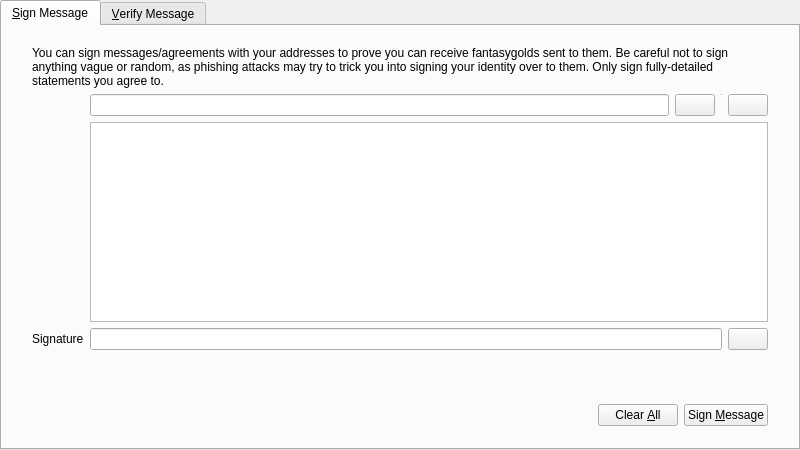
First picture: the form in src/qt/forms/signverifymessagedialog.ui, repository FantasyGold/FantasyGold-Core, before the edit.
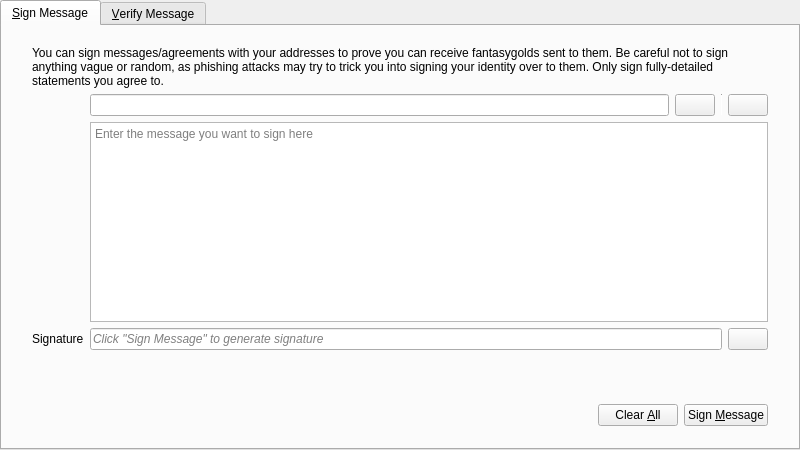
Second picture: the form after the edit. Icons and pictures are not drawn. Custom widgets are drawn as their Qt base class.

Commit message: update qt forms

What changed in the file:
```diff
--- a/src/qt/forms/signverifymessagedialog.ui
+++ b/src/qt/forms/signverifymessagedialog.ui
@@ -139,6 +139,9 @@
              <property name="toolTip">
               <string>Enter the message you want to sign here</string>
              </property>
+             <property name="placeholderText">
+              <string>Enter the message you want to sign here</string>
+             </property>
             </widget>
            </item>
            <item row="3" column="1">
@@ -156,6 +159,9 @@
                <property name="readOnly">
                 <bool>true</bool>
                </property>
+               <property name="placeholderText">
+                <string>Click &quot;Sign Message&quot; to generate signature</string>
+               </property>
               </widget>
              </item>
              <item>
```
Left out of the diff: 18 changed lines with no effect on the pictures. The commit also changes 7 other files.
